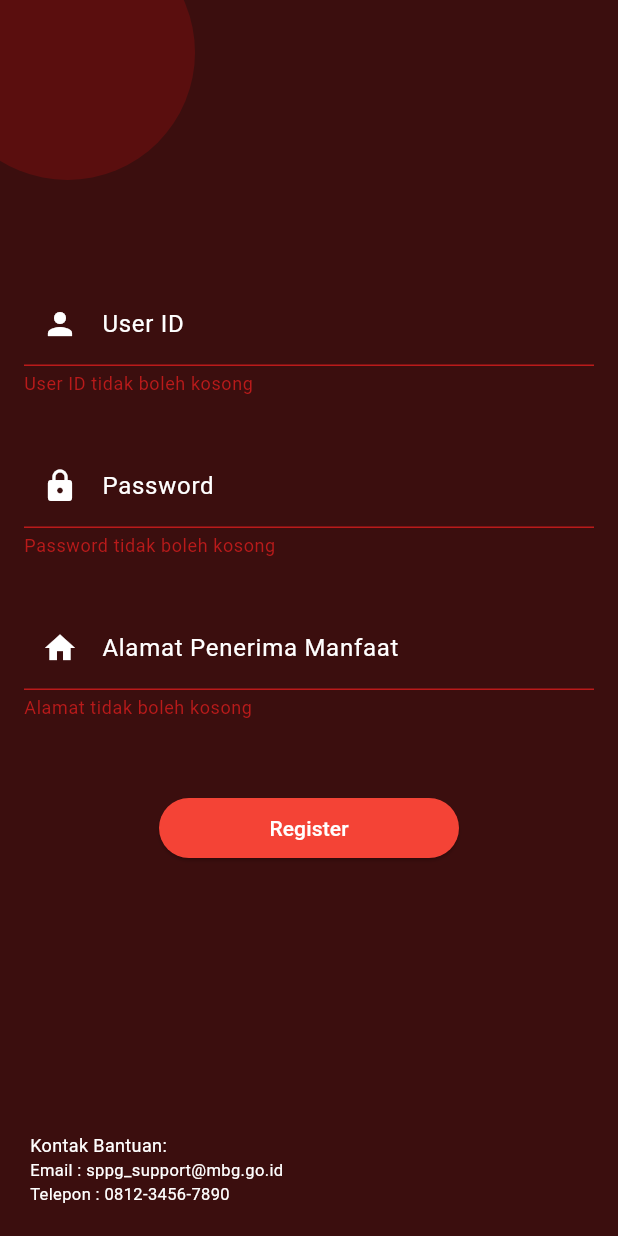
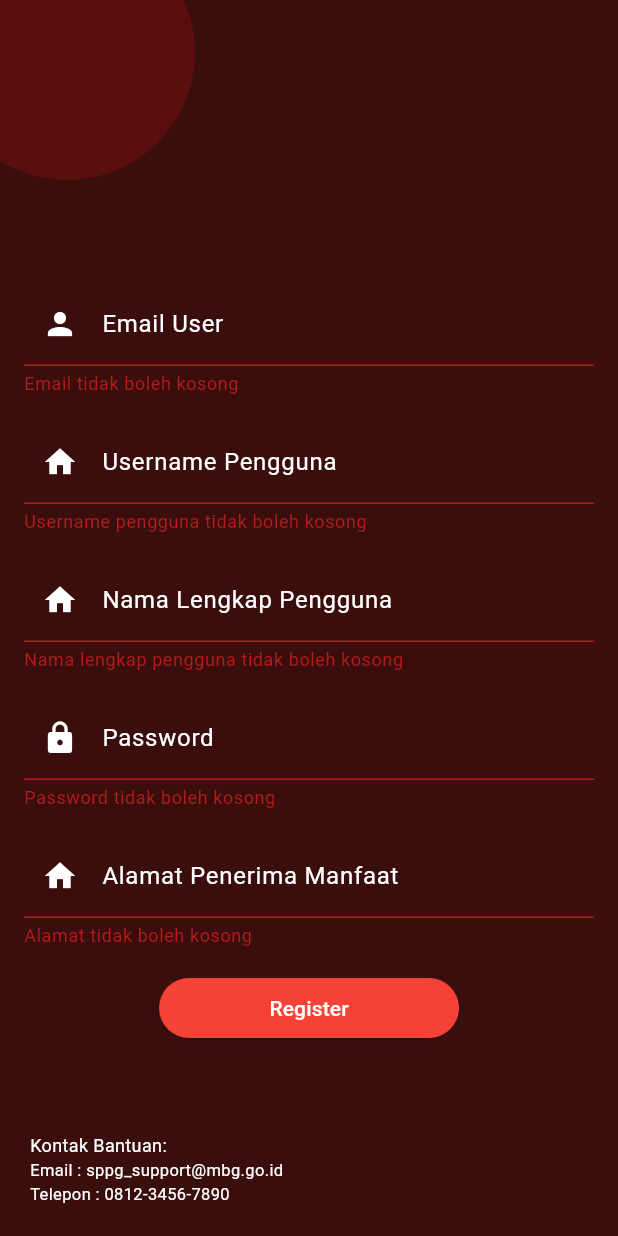
Before and after one commit to Lowland19/project_rpll, a Flutter app: the RegistrationPage screen opened directly, after a tap on "Register", on a phone screen of 412 x 824 dp. Run offline on Flutter 3.47's test engine with Material 3 defaults, Android fonts, the phone set to English and light mode, and no system bars; our stand-ins replace supabase_flutter; accounts and stored records are empty; network calls fail.

Commit message:
23/11/2025 Registrasi jadi bisa menerima nama lengkap sama username pengguna

```diff
--- /dev/null
+++ b/devtools_options.yaml
@@ -0,0 +1,3 @@
+description: This file stores settings for Dart & Flutter DevTools.
+documentation: https://docs.flutter.dev/tools/devtools/extensions#configure-extension-enablement-states
+extensions:
--- a/lib/providers/auth_provider.dart
+++ b/lib/providers/auth_provider.dart
@@ -25,11 +25,17 @@ class AuthProvider extends ChangeNotifier {
     notifyListeners();
   }
 
-  Future<String?> registerUser({required String email, required String password}) async {
+  Future<String?> registerUser({
+    required String email,
+    required String password,
+    required String username,
+    required String full_name,
+  }) async {
     try {
       final response = await Supabase.instance.client.auth.signUp(
         email: email,
         password: password,
+        data: {'username': username, 'full_name': full_name},
       );
       if (response.user != null) {
         return null;
--- a/lib/screens/form_menu_screen.dart
+++ b/lib/screens/form_menu_screen.dart
@@ -1,4 +1,5 @@
 import 'package:flutter/material.dart';
+import 'package:project_rpll/screens/menu_screen.dart';
 import 'package:supabase_flutter/supabase_flutter.dart';
 
 class FormMenuScreen extends StatefulWidget {
@@ -26,7 +27,7 @@ class _FormMenuScreenState extends State<FormMenuScreen> {
         'hari_tersedia': hariTersedia,
       });
 
-      Navigator.pop(context, true);
+      Navigator.pop(context);
     } catch (e) {
       ScaffoldMessenger.of(context)
           .showSnackBar(SnackBar(content: Text("Gagal menambah menu: $e")));
--- a/lib/screens/registration_page.dart
+++ b/lib/screens/registration_page.dart
@@ -17,17 +17,15 @@ class _RegistrationPageState extends State<RegistrationPage> {
   final _userIdController = TextEditingController();
   final _passwordController = TextEditingController();
   final _alamatController = TextEditingController();
+  final _usernameController = TextEditingController();
+  final _fullNameController = TextEditingController();
 
   @override
   Widget build(BuildContext context) {
     return Scaffold(
       body: Stack(
         children: [
-          Container(
-            decoration: const BoxDecoration(
-              color: Color(0xFF3B0E0E),
-            ),
-          ),
+          Container(decoration: const BoxDecoration(color: Color(0xFF3B0E0E))),
 
           Positioned(
             top: -50,
@@ -64,7 +62,7 @@ class _RegistrationPageState extends State<RegistrationPage> {
                 ),
               ],
             ),
-          )
+          ),
         ],
       ),
     );
@@ -85,10 +83,10 @@ class _RegistrationPageState extends State<RegistrationPage> {
               controller: _userIdController,
               style: const TextStyle(color: Colors.white),
               decoration: const InputDecoration(
-                labelText: 'User ID',
+                labelText: 'Email User',
                 labelStyle: TextStyle(color: Colors.white),
                 prefixIcon: Icon(Icons.person, color: Colors.white),
-                hintText: 'Masukan ID Pengguna Anda',
+                hintText: 'Masukan Email Anda',
                 hintStyle: TextStyle(color: Colors.white70),
                 enabledBorder: OutlineInputBorder(
                   borderSide: BorderSide(color: Colors.white),
@@ -100,14 +98,63 @@ class _RegistrationPageState extends State<RegistrationPage> {
               textInputAction: TextInputAction.next,
               validator: (value) {
                 if (value == null || value.isEmpty) {
-                  return 'User ID tidak boleh kosong';
+                  return 'Email tidak boleh kosong';
+                }
+                return null;
+              },
+            ),
+            SizedBox(height: 16),
+            TextFormField(
+              controller: _usernameController,
+              style: const TextStyle(color: Colors.white),
+              decoration: const InputDecoration(
+                labelText: 'Username Pengguna',
+                labelStyle: TextStyle(color: Colors.white),
+                prefixIcon: Icon(Icons.home, color: Colors.white),
+                hintText: 'Masukkan username pengguna',
+                hintStyle: TextStyle(color: Colors.white70),
+                enabledBorder: OutlineInputBorder(
+                  borderSide: BorderSide(color: Colors.white),
+                ),
+                focusedBorder: OutlineInputBorder(
+                  borderSide: BorderSide(color: Colors.white),
+                ),
+              ),
+              textInputAction: TextInputAction.done,
+              validator: (value) {
+                if (value == null || value.isEmpty) {
+                  return 'Username pengguna tidak boleh kosong';
+                }
+                return null;
+              },
+            ),
+            SizedBox(height: 16),
+            TextFormField(
+              controller: _fullNameController,
+              style: const TextStyle(color: Colors.white),
+              decoration: const InputDecoration(
+                labelText: 'Nama Lengkap Pengguna',
+                labelStyle: TextStyle(color: Colors.white),
+                prefixIcon: Icon(Icons.home, color: Colors.white),
+                hintText: 'Masukkan nama lengkap pengguna',
+                hintStyle: TextStyle(color: Colors.white70),
+                enabledBorder: OutlineInputBorder(
+                  borderSide: BorderSide(color: Colors.white),
+                ),
+                focusedBorder: OutlineInputBorder(
+                  borderSide: BorderSide(color: Colors.white),
+                ),
+              ),
+              textInputAction: TextInputAction.done,
+              validator: (value) {
+                if (value == null || value.isEmpty) {
+                  return 'Nama lengkap pengguna tidak boleh kosong';
                 }
                 return null;
               },
             ),
 
-            const SizedBox(height: 32),
-
+            const SizedBox(height: 16),
             TextFormField(
               controller: _passwordController,
               style: const TextStyle(color: Colors.white),
@@ -137,7 +184,7 @@ class _RegistrationPageState extends State<RegistrationPage> {
               },
             ),
 
-            const SizedBox(height: 32),
+            const SizedBox(height: 16),
 
             TextFormField(
               controller: _alamatController,
@@ -163,33 +210,26 @@ class _RegistrationPageState extends State<RegistrationPage> {
                 return null;
               },
             ),
-
-            const SizedBox(height: 48),
+            const SizedBox(height: 16),
 
             SizedBox(
               width: 200,
               child: ElevatedButton(
-                style: ElevatedButton.styleFrom(
-                  backgroundColor: Colors.red,
-                ),
+                style: ElevatedButton.styleFrom(backgroundColor: Colors.red),
                 onPressed: () async {
                   if (_formKey.currentState!.validate()) {
                     try {
                       await context.read<AuthProvider>().registerUser(
                         email: _userIdController.text,
                         password: _passwordController.text,
-                      );
-
-                      Navigator.pushAndRemoveUntil(
-                        context,
-                        MaterialPageRoute(builder: (context) => HomeScreen()),
-                            (route) => false,
+                        username: _usernameController.text,
+                        full_name: _fullNameController.text,
                       );
                     } catch (error) {
                       if (!context.mounted) return;
-                      ScaffoldMessenger.of(context).showSnackBar(
-                        SnackBar(content: Text(error.toString())),
-                      );
+                      ScaffoldMessenger.of(
+                        context,
+                      ).showSnackBar(SnackBar(content: Text(error.toString())));
                     }
                   }
                 },
--- a/lib/widgets/home_screen_widget.dart
+++ b/lib/widgets/home_screen_widget.dart
@@ -44,7 +44,7 @@ class HomeScreenWidget extends StatelessWidget {
                       children: [
                         Icon(Icons.book),
                         SizedBox(height: 24,),
-                        Text('Laporan')
+                        Text('Pengaduan')
                       ],
                     ),
                   )
@@ -56,9 +56,9 @@ class HomeScreenWidget extends StatelessWidget {
                       child: Column(
                         mainAxisAlignment: MainAxisAlignment.center,
                         children: [
-                          Icon(Icons.local_shipping),
+                          Icon(Icons.calendar_month),
                           SizedBox(height: 24,),
-                          Text('Pengiriman')
+                          Text('Jadwal')
                         ],
                       ),
                     )
```
Also changed, not shown: lib/widgets/account_widget.dart (+21 -13 lines), pubspec.lock.
